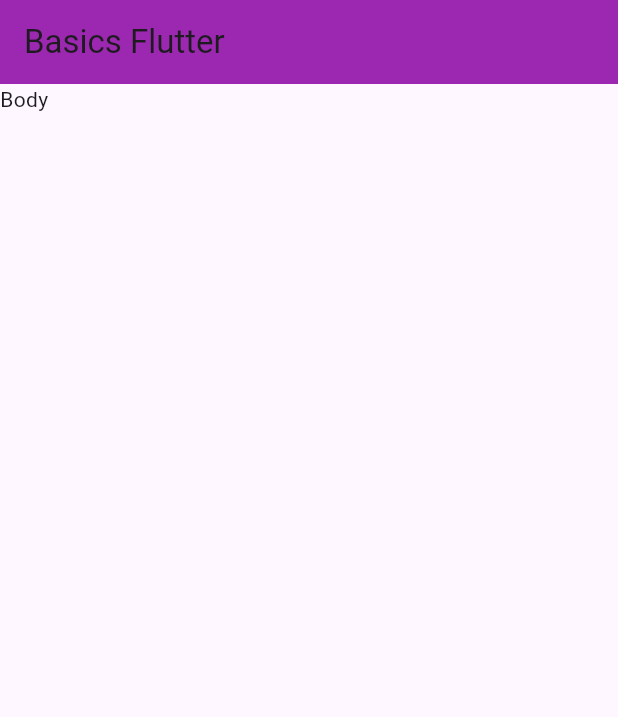
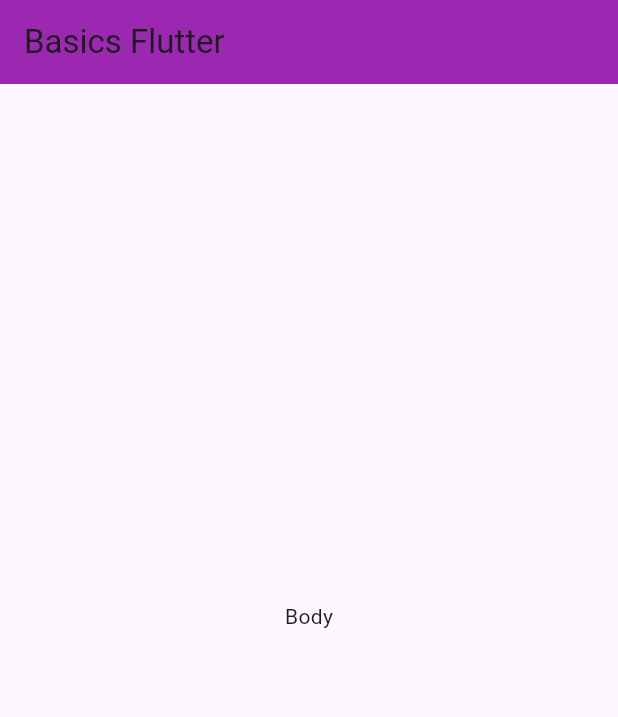
Before and after one commit to Anjasfedo/flutter_basics, a Flutter app: the screen it shows after launch, on a phone screen of 412 x 824 dp. Shown: the top 717 px of the screen. Run offline on Flutter 3.47's test engine with Material 3 defaults, Android fonts, the phone set to English and light mode, and no system bars.

Commit message:
Center Widget with Center Widget

```diff
--- a/lib/main.dart
+++ b/lib/main.dart
@@ -13,13 +13,21 @@ class MyApp extends StatelessWidget {
       debugShowCheckedModeBanner: false,
       home: Scaffold(
         appBar: AppBar(
-          title: Text("Basics Flutter"),
+          title: const Text("Basics Flutter"),
           backgroundColor: Colors.purple,
         ),
-        body: Text("Body"),
-        bottomNavigationBar: BottomNavigationBar(items: [
-          BottomNavigationBarItem(label: "Home", icon: Icon(Icons.home)),
-          BottomNavigationBarItem(label: "Settings", icon: Icon(Icons.settings))
+        body: const Center(
+          child: Text("Body"),
+        ),
+        bottomNavigationBar: BottomNavigationBar(items: const [
+          BottomNavigationBarItem(
+            label: "Home",
+            icon: Icon(Icons.home),
+          ),
+          BottomNavigationBarItem(
+            label: "Settings",
+            icon: Icon(Icons.settings),
+          )
         ]),
       ),
     );
```
Also changed, not shown: 1 other file.
